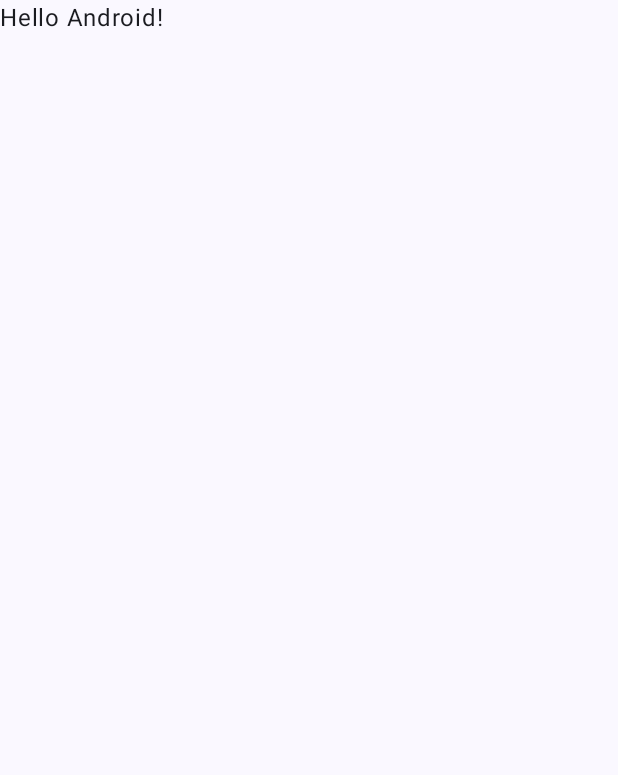
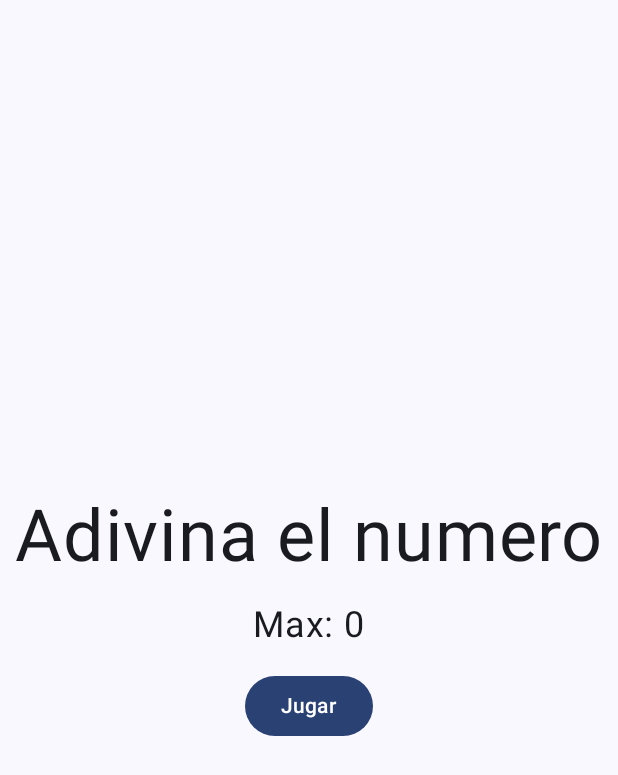
Before and after one commit to ShiromaHajime/TP2Moviles, an Android app built with Jetpack Compose: the screen it shows after launch (MainActivity), on a phone screen of 412 x 824 dp. Before the commit the part shown is almost empty. Shown: the top 775 px of the screen. Run offline under Robolectric (Android 15) with nearby library versions, the phone set to English and light mode, and no system bars.

Commit message:
Agrego MainActivity y relacion de datos entre pantallas

```diff
--- a/app/src/main/java/com/example/tp2/MainActivity.kt
+++ b/app/src/main/java/com/example/tp2/MainActivity.kt
@@ -1,27 +1,33 @@
 package com.example.tp2
 
+import android.content.Intent
 import android.os.Bundle
 import androidx.activity.ComponentActivity
 import androidx.activity.compose.setContent
 import androidx.activity.enableEdgeToEdge
-import androidx.compose.foundation.layout.fillMaxSize
-import androidx.compose.foundation.layout.padding
+import androidx.compose.foundation.layout.*
+import androidx.compose.material3.Button
 import androidx.compose.material3.Scaffold
 import androidx.compose.material3.Text
 import androidx.compose.runtime.Composable
+import androidx.compose.ui.Alignment
 import androidx.compose.ui.Modifier
+import androidx.compose.ui.platform.LocalContext
 import androidx.compose.ui.tooling.preview.Preview
+import androidx.compose.ui.unit.dp
+import androidx.compose.ui.unit.sp
 import com.example.tp2.ui.theme.TP2Theme
 
 class MainActivity : ComponentActivity() {
     override fun onCreate(savedInstanceState: Bundle?) {
         super.onCreate(savedInstanceState)
         enableEdgeToEdge()
+        val puntos = intent.getIntExtra("Puntos", 0)
         setContent {
             TP2Theme {
                 Scaffold(modifier = Modifier.fillMaxSize()) { innerPadding ->
-                    Greeting(
-                        name = "Android",
+                    GameScreen(
+                        maxScore = puntos,
                         modifier = Modifier.padding(innerPadding)
                     )
                 }
@@ -31,17 +37,24 @@ class MainActivity : ComponentActivity() {
 }
 
 @Composable
-fun Greeting(name: String, modifier: Modifier = Modifier) {
-    Text(
-        text = "Hello $name!",
-        modifier = modifier
-    )
-}
+fun GameScreen(maxScore: Int, modifier: Modifier = Modifier) {
 
-@Preview(showBackground = true)
-@Composable
-fun GreetingPreview() {
-    TP2Theme {
-        Greeting("Android")
+    val context = LocalContext.current
+
+    Column(
+        verticalArrangement = Arrangement.Center,
+        horizontalAlignment = Alignment.CenterHorizontally,
+        modifier = modifier.fillMaxSize()
+    ) {
+        Text(text = "Adivina el numero", fontSize = 48.sp)
+
+        Text(text = "Max: $maxScore", fontSize = 24.sp, modifier = Modifier.padding(16.dp))
+
+        Button(onClick = {
+            val intent = Intent(context, Juego::class.java)
+            context.startActivity(intent)
+        }) {
+            Text("Jugar")
+        }
     }
 }
--- a/app/src/main/java/com/example/tp2/Resultado.kt
+++ b/app/src/main/java/com/example/tp2/Resultado.kt
@@ -20,7 +20,7 @@ class Resultado : ComponentActivity() {
         super.onCreate(savedInstanceState)
         enableEdgeToEdge()
 
-        val puntos = intent.getIntExtra("puntos", 0)
+        val puntos = intent.getIntExtra("PUNTAJE_FINAL", 0)
 
         setContent {
             TP2Theme {
--- a/gradle/libs.versions.toml
+++ b/gradle/libs.versions.toml
@@ -1,5 +1,5 @@
 [versions]
-agp = "8.6.0"
+agp = "8.5.2"
 kotlin = "1.9.0"
 coreKtx = "1.10.1"
 junit = "4.13.2"
```
